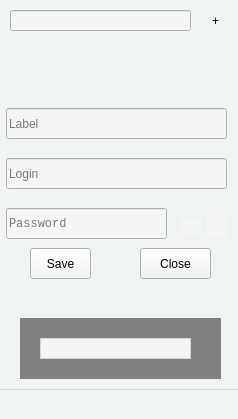
Qt form forms/mainwindow.ui (jwdeitch/simplesafe) before a commit.
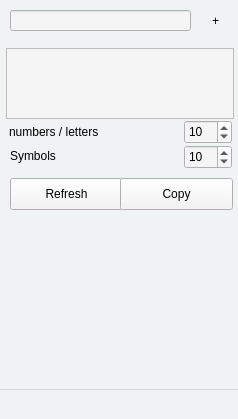
The same form after that commit. Icons and pictures are not drawn.

Commit message: inlining password generator

Diff of the .ui file:
```diff
--- a/forms/mainwindow.ui
+++ b/forms/mainwindow.ui
@@ -221,7 +221,7 @@
     <property name="geometry">
      <rect>
       <x>207</x>
-      <y>178</y>
+      <y>118</y>
       <width>21</width>
       <height>21</height>
      </rect>
@@ -247,7 +247,7 @@
     <property name="geometry">
      <rect>
       <x>140</x>
-      <y>210</y>
+      <y>150</y>
       <width>71</width>
       <height>31</height>
      </rect>
@@ -263,7 +263,7 @@
     <property name="geometry">
      <rect>
       <x>6</x>
-      <y>170</y>
+      <y>110</y>
       <width>161</width>
       <height>31</height>
      </rect>
@@ -281,7 +281,7 @@
     <property name="geometry">
      <rect>
       <x>180</x>
-      <y>180</y>
+      <y>120</y>
       <width>21</width>
       <height>16</height>
      </rect>
@@ -307,7 +307,7 @@
     <property name="geometry">
      <rect>
       <x>30</x>
-      <y>210</y>
+      <y>150</y>
       <width>61</width>
       <height>31</height>
      </rect>
@@ -329,7 +329,7 @@
     <property name="geometry">
      <rect>
       <x>6</x>
-      <y>120</y>
+      <y>60</y>
       <width>221</width>
       <height>31</height>
      </rect>
@@ -342,7 +342,7 @@
     <property name="geometry">
      <rect>
       <x>6</x>
-      <y>70</y>
+      <y>10</y>
       <width>221</width>
       <height>31</height>
      </rect>
@@ -351,11 +351,147 @@
      <string>Label</string>
     </property>
    </widget>
+  </widget>
+  <widget class="QFrame" name="generatePasswordPanel">
+   <property name="geometry">
+    <rect>
+     <x>0</x>
+     <y>38</y>
+     <width>239</width>
+     <height>351</height>
+    </rect>
+   </property>
+   <property name="styleSheet">
+    <string notr="true">#generatePasswordPanel{	background-color: #F0F3F4;
+	border: none;
+	border-right: 1px solid #B8B8B8;
+}</string>
+   </property>
+   <property name="frameShape">
+    <enum>QFrame::StyledPanel</enum>
+   </property>
+   <property name="frameShadow">
+    <enum>QFrame::Raised</enum>
+   </property>
+   <widget class="QPushButton" name="refreshBtn">
+    <property name="geometry">
+     <rect>
+      <x>10</x>
+      <y>140</y>
+      <width>113</width>
+      <height>32</height>
+     </rect>
+    </property>
+    <property name="text">
+     <string>Refresh</string>
+    </property>
+   </widget>
+   <widget class="QTextEdit" name="PasswordBox">
+    <property name="geometry">
+     <rect>
+      <x>6</x>
+      <y>10</y>
+      <width>228</width>
+      <height>71</height>
+     </rect>
+    </property>
+    <property name="font">
+     <font>
+      <family>Courier New</family>
+      <pointsize>17</pointsize>
+     </font>
+    </property>
+    <property name="readOnly">
+     <bool>true</bool>
+    </property>
+    <property name="html">
+     <string>&lt;!DOCTYPE HTML PUBLIC &quot;-//W3C//DTD HTML 4.0//EN&quot; &quot;http://www.w3.org/TR/REC-html40/strict.dtd&quot;&gt;
+&lt;html&gt;&lt;head&gt;&lt;meta name=&quot;qrichtext&quot; content=&quot;1&quot; /&gt;&lt;style type=&quot;text/css&quot;&gt;
+p, li { white-space: pre-wrap; }
+&lt;/style&gt;&lt;/head&gt;&lt;body style=&quot; font-family:'Courier New'; font-size:17pt; font-weight:400; font-style:normal;&quot;&gt;
+&lt;p align=&quot;center&quot; style=&quot;-qt-paragraph-type:empty; margin-top:0px; margin-bottom:0px; margin-left:0px; margin-right:0px; -qt-block-indent:0; text-indent:0px; font-family:'.SF NS Text'; font-size:13pt;&quot;&gt;&lt;br /&gt;&lt;/p&gt;&lt;/body&gt;&lt;/html&gt;</string>
+    </property>
+   </widget>
+   <widget class="QLabel" name="label">
+    <property name="geometry">
+     <rect>
+      <x>9</x>
+      <y>83</y>
+      <width>121</width>
+      <height>21</height>
+     </rect>
+    </property>
+    <property name="styleSheet">
+     <string notr="true">background-color:none;</string>
+    </property>
+    <property name="text">
+     <string>numbers / letters</string>
+    </property>
+    <property name="wordWrap">
+     <bool>true</bool>
+    </property>
+   </widget>
+   <widget class="QSpinBox" name="alphaNumSpin">
+    <property name="geometry">
+     <rect>
+      <x>184</x>
+      <y>82</y>
+      <width>48</width>
+      <height>24</height>
+     </rect>
+    </property>
+    <property name="value">
+     <number>10</number>
+    </property>
+   </widget>
+   <widget class="QPushButton" name="CopyBtn">
+    <property name="geometry">
+     <rect>
+      <x>120</x>
+      <y>140</y>
+      <width>113</width>
+      <height>32</height>
+     </rect>
+    </property>
+    <property name="text">
+     <string>Copy</string>
+    </property>
+   </widget>
+   <widget class="QLabel" name="label_2">
+    <property name="geometry">
+     <rect>
+      <x>10</x>
+      <y>110</y>
+      <width>60</width>
+      <height>16</height>
+     </rect>
+    </property>
+    <property name="styleSheet">
+     <string notr="true">background-color:none;</string>
+    </property>
+    <property name="text">
+     <string>Symbols</string>
+    </property>
+   </widget>
+   <widget class="QSpinBox" name="SymbolSpin">
+    <property name="geometry">
+     <rect>
+      <x>184</x>
+      <y>107</y>
+      <width>48</width>
+      <height>24</height>
+     </rect>
+    </property>
+    <property name="value">
+     <number>10</number>
+    </property>
+   </widget>
+  </widget>
    <widget class="QFrame" name="lockFrame">
     <property name="geometry">
      <rect>
       <x>20</x>
-      <y>280</y>
+     <y>287</y>
       <width>201</width>
       <height>61</height>
      </rect>
@@ -390,7 +526,8 @@
     <zorder>masterPassword</zorder>
     <zorder>fileListWidget</zorder>
     <zorder>filePane</zorder>
-   </widget>
+   <zorder>generatePasswordPanel</zorder>
+   <zorder>generatePasswordPanel</zorder>
   </widget>
   <zorder>searchBackdrop</zorder>
   <zorder>searchField</zorder>
@@ -398,6 +535,8 @@
   <zorder>listWidget</zorder>
   <zorder>searchBackdrop_2</zorder>
   <zorder>newAssetFrame</zorder>
+  <zorder>lockFrame</zorder>
+  <zorder>generatePasswordPanel</zorder>
  </widget>
  <layoutdefault spacing="6" margin="11"/>
  <resources>
```
Lines whose indentation alone changed are shown as unchanged. The commit also changes 2 other files.
